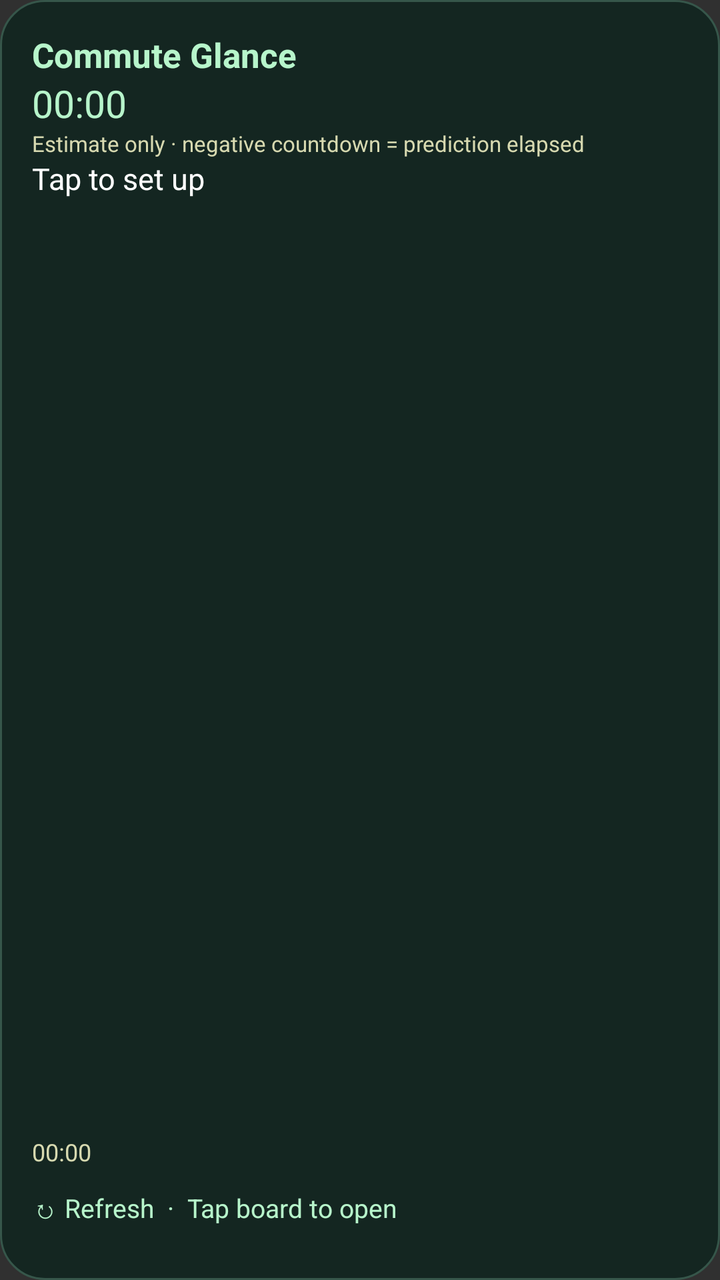
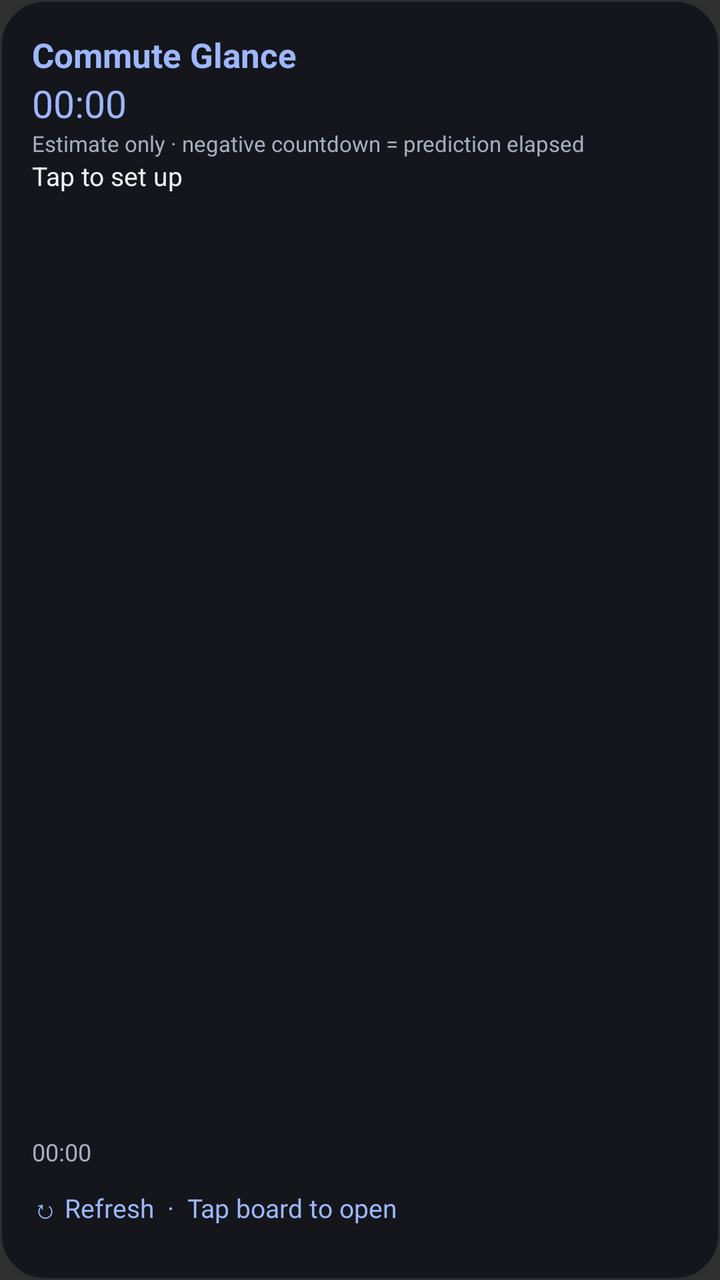

Compare the two renders of this Android layout. The source of the first and the diff that turns it into the second are given below.
<!-- AndroidManifest.xml: application theme android:Theme.Material.NoActionBar -->
<!-- res/layout/widget.xml -->
<LinearLayout xmlns:android="http://schemas.android.com/apk/res/android" android:layout_width="match_parent" android:layout_height="match_parent" android:orientation="vertical" android:padding="16dp" android:background="@drawable/widget_bg">
<TextView android:id="@+id/title" android:layout_width="match_parent" android:layout_height="wrap_content" android:text="Commute Glance" android:textColor="#B7F5CB" android:textSize="17sp" android:textStyle="bold" />
<Chronometer android:id="@+id/remaining" android:layout_width="match_parent" android:layout_height="wrap_content" android:textColor="#B7F5CB" android:textSize="19sp" />
<TextView android:id="@+id/countdown_note" android:layout_width="match_parent" android:layout_height="wrap_content" android:textColor="#D7D9B0" android:textSize="11sp" android:text="Estimate only · negative countdown = prediction elapsed" />
<TextView android:id="@+id/rows" android:layout_width="match_parent" android:layout_height="0dp" android:layout_weight="1" android:textColor="#FFFFFF" android:textSize="15sp" android:maxLines="18" android:text="Tap to set up" />
<Chronometer android:id="@+id/age" android:layout_width="match_parent" android:layout_height="wrap_content" android:textColor="#D7D9B0" android:textSize="12sp" />
<TextView android:id="@+id/refresh" android:layout_width="match_parent" android:layout_height="wrap_content" android:minHeight="40dp" android:gravity="center_vertical" android:text="↻ Refresh  ·  Tap board to open" android:textColor="#B7F5CB" android:textSize="13sp" />
</LinearLayout>
<!-- resources referenced by this layout -->
<resources>
  <!-- drawable widget_bg (drawable) -->
  <shape xmlns:android="http://schemas.android.com/apk/res/android"><solid android:color="#142621"/><corners android:radius="22dp"/><stroke android:color="#36564A" android:width="1dp"/></shape>
</resources>

<!-- the commit's change to res/layout/widget.xml (unified diff, before → after) -->
@@ -1,8 +1,8 @@
 <LinearLayout xmlns:android="http://schemas.android.com/apk/res/android" android:layout_width="match_parent" android:layout_height="match_parent" android:orientation="vertical" android:padding="16dp" android:background="@drawable/widget_bg">
-<TextView android:id="@+id/title" android:layout_width="match_parent" android:layout_height="wrap_content" android:text="Commute Glance" android:textColor="#B7F5CB" android:textSize="17sp" android:textStyle="bold" />
-<Chronometer android:id="@+id/remaining" android:layout_width="match_parent" android:layout_height="wrap_content" android:textColor="#B7F5CB" android:textSize="19sp" />
-<TextView android:id="@+id/countdown_note" android:layout_width="match_parent" android:layout_height="wrap_content" android:textColor="#D7D9B0" android:textSize="11sp" android:text="Estimate only · negative countdown = prediction elapsed" />
-<TextView android:id="@+id/rows" android:layout_width="match_parent" android:layout_height="0dp" android:layout_weight="1" android:textColor="#FFFFFF" android:textSize="15sp" android:maxLines="18" android:text="Tap to set up" />
-<Chronometer android:id="@+id/age" android:layout_width="match_parent" android:layout_height="wrap_content" android:textColor="#D7D9B0" android:textSize="12sp" />
-<TextView android:id="@+id/refresh" android:layout_width="match_parent" android:layout_height="wrap_content" android:minHeight="40dp" android:gravity="center_vertical" android:text="↻ Refresh  ·  Tap board to open" android:textColor="#B7F5CB" android:textSize="13sp" />
+<TextView android:id="@+id/title" android:layout_width="match_parent" android:layout_height="wrap_content" android:text="Commute Glance" android:textColor="#9DB7FF" android:textSize="17sp" android:textStyle="bold" />
+<Chronometer android:id="@+id/remaining" android:layout_width="match_parent" android:layout_height="wrap_content" android:textColor="#9DB7FF" android:textSize="19sp" />
+<TextView android:id="@+id/countdown_note" android:layout_width="match_parent" android:layout_height="wrap_content" android:textColor="#A8AEBD" android:textSize="11sp" android:text="Estimate only · negative countdown = prediction elapsed" />
+<TextView android:id="@+id/rows" android:layout_width="match_parent" android:layout_height="0dp" android:layout_weight="1" android:textColor="#EEF0F5" android:textSize="13sp" android:maxLines="18" android:text="Tap to set up" />
+<Chronometer android:id="@+id/age" android:layout_width="match_parent" android:layout_height="wrap_content" android:textColor="#A8AEBD" android:textSize="12sp" />
+<TextView android:id="@+id/refresh" android:layout_width="match_parent" android:layout_height="wrap_content" android:minHeight="40dp" android:gravity="center_vertical" android:text="↻ Refresh  ·  Tap board to open" android:textColor="#9DB7FF" android:textSize="13sp" />
 </LinearLayout>
<!-- resource entries referenced after the edit -->
@@ -1,6 +1,6 @@
 <!-- resources referenced by this layout -->
 <resources>
   <!-- drawable widget_bg (drawable) -->
-  <shape xmlns:android="http://schemas.android.com/apk/res/android"><solid android:color="#142621"/><corners android:radius="22dp"/><stroke android:color="#36564A" android:width="1dp"/></shape>
+  <shape xmlns:android="http://schemas.android.com/apk/res/android"><solid android:color="#14161B"/><corners android:radius="22dp"/><stroke android:color="#2B2E37" android:width="1dp"/></shape>
 </resources>
 
